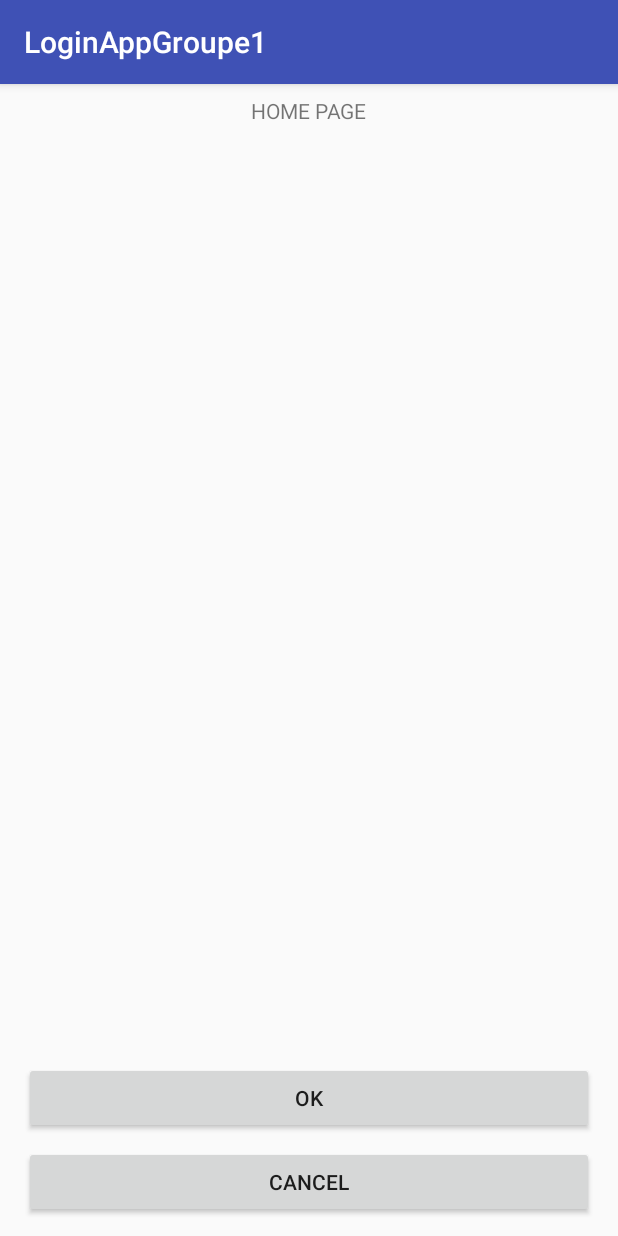
After one commit to AlonsoFloo/hetic2018h3, an Android app: the HomePageActivity screen opened directly, with no data from a screen before it, on a phone screen of 412 x 824 dp. The commit adds this screen. Run offline under Robolectric (Android 15) with nearby library versions, the phone set to English and light mode, and no system bars.

Commit message:
Fragment gestion

```diff
--- a/LoginAppGroupe1/app/build.gradle
+++ b/LoginAppGroupe1/app/build.gradle
@@ -24,9 +24,10 @@ android {
 
 dependencies {
     implementation fileTree(dir: 'libs', include: ['*.jar'])
-    implementation"org.jetbrains.kotlin:kotlin-stdlib-jre7:$kotlin_version"
+    implementation "org.jetbrains.kotlin:kotlin-stdlib-jre7:$kotlin_version"
     implementation 'com.android.support:appcompat-v7:27.1.1'
     implementation 'com.android.support.constraint:constraint-layout:1.1.0'
+    implementation 'com.android.support:support-v4:27.1.1'
     testImplementation 'junit:junit:4.12'
     androidTestImplementation 'com.android.support.test:runner:1.0.2'
     androidTestImplementation 'com.android.support.test.espresso:espresso-core:3.0.2'
--- a/LoginAppGroupe1/app/src/main/AndroidManifest.xml
+++ b/LoginAppGroupe1/app/src/main/AndroidManifest.xml
@@ -9,16 +9,16 @@
         android:roundIcon="@mipmap/ic_launcher_round"
         android:supportsRtl="true"
         android:theme="@style/AppTheme">
-
-        <activity android:name=".MainActivity"
+        <activity
+            android:name=".MainActivity"
             android:windowSoftInputMode="adjustPan">
-
             <intent-filter>
                 <action android:name="android.intent.action.MAIN" />
+
                 <category android:name="android.intent.category.LAUNCHER" />
             </intent-filter>
         </activity>
-
+        <activity android:name=".HomePageActivity"></activity>
     </application>
 
 </manifest>
--- /dev/null
+++ b/LoginAppGroupe1/app/src/main/java/com/neopixl/pushpixlapp/loginappgroupe1/HomePageActivity.kt
@@ -0,0 +1,47 @@
+package com.neopixl.pushpixlapp.loginappgroupe1
+
+import android.app.Activity
+import android.content.Intent
+import android.support.v7.app.AppCompatActivity
+import android.os.Bundle
+import kotlinx.android.synthetic.main.activity_home_page.*
+
+class HomePageActivity : AppCompatActivity(), YesNoListener {
+
+    override fun onCreate(savedInstanceState: Bundle?) {
+        super.onCreate(savedInstanceState)
+        setContentView(R.layout.activity_home_page)
+
+        val yesNoFragment = YesNoFragment.newInstance({ isOk ->
+            if (isOk) {
+                val informationToAnswer = Intent()
+                informationToAnswer.putExtra("email", "florian@neopixl.com")
+                setResult(Activity.RESULT_OK, informationToAnswer);
+            } else {
+                setResult(Activity.RESULT_CANCELED);
+            }
+            finish()
+        })
+
+        supportFragmentManager.beginTransaction()
+                .add(R.id.yesNoContainer, yesNoFragment)
+                //.addToBackStack("yesNo")
+                // remove || replace
+                .commit()
+
+
+
+        //YesNoFragment.newInstance(this)
+
+    }
+
+    override fun didTapOnOk() {
+
+    }
+
+    override fun didTapOnCancel() {
+
+    }
+
+
+}
--- a/LoginAppGroupe1/app/src/main/java/com/neopixl/pushpixlapp/loginappgroupe1/MainActivity.kt
+++ b/LoginAppGroupe1/app/src/main/java/com/neopixl/pushpixlapp/loginappgroupe1/MainActivity.kt
@@ -1,5 +1,7 @@
 package com.neopixl.pushpixlapp.loginappgroupe1
 
+import android.app.Activity
+import android.content.Intent
 import android.support.v7.app.AppCompatActivity
 import android.os.Bundle
 import android.support.v7.app.AlertDialog
@@ -33,6 +35,9 @@ class MainActivity : AppCompatActivity() {
             val color = getColor(R.color.green)
             helloText.setTextColor(color)
 
+            val intent = Intent(this, HomePageActivity::class.java)
+            startActivityForResult(intent, 99)
+
         } else {
             // Display error
             helloText.text = getString(R.string.error_empty)
@@ -55,4 +60,19 @@ class MainActivity : AppCompatActivity() {
             dialog.show()
         }
     }
+
+    override fun onActivityResult(requestCode: Int, resultCode: Int, data: Intent?) {
+        super.onActivityResult(requestCode, resultCode, data)
+
+        if (requestCode == 99) {
+            if (resultCode == Activity.RESULT_OK) {
+                Toast.makeText(this, "RESULT OK", Toast.LENGTH_SHORT).show()
+
+                if (data != null) {
+                    val email: String = data.extras.getString("email")
+                    emailEditText.setText(email)
+                }
+            }
+        }
+    }
 }
--- /dev/null
+++ b/LoginAppGroupe1/app/src/main/java/com/neopixl/pushpixlapp/loginappgroupe1/YesNoFragment.kt
@@ -0,0 +1,69 @@
+package com.neopixl.pushpixlapp.loginappgroupe1
+
+
+import android.os.Bundle
+import android.support.v4.app.Fragment
+import android.view.LayoutInflater
+import android.view.View
+import android.view.ViewGroup
+import android.widget.Button
+
+/**
+ * A simple [Fragment] subclass.
+ *
+ */
+class YesNoFragment : Fragment() {
+
+    companion object {
+        @JvmStatic
+        fun newInstance(callback: (Boolean) -> Unit) =
+                YesNoFragment().apply {
+                    this.callback = callback
+                    arguments = Bundle().apply {
+                    }
+                }
+
+        @JvmStatic
+        fun newInstance(listener: YesNoListener) =
+                YesNoFragment().apply {
+                    this.listener = listener
+                    arguments = Bundle().apply {
+                    }
+                }
+    }
+
+    lateinit var callback: (Boolean) -> Unit
+    var listener: YesNoListener? = null
+
+    override fun onCreateView(inflater: LayoutInflater, container: ViewGroup?,
+                              savedInstanceState: Bundle?): View? {
+        // Inflate the layout for this fragment
+        return inflater.inflate(R.layout.fragment_yes_no, container, false)
+    }
+
+    override fun onStart() {
+        super.onStart()
+
+        val okButton = this.view?.findViewById<Button>(R.id.okButton)
+        val notOkButton = this.view?.findViewById<Button>(R.id.notOkButton)
+
+
+        okButton?.setOnClickListener {
+            // USER IS OK
+            callback(true)
+            if (listener != null) {
+                listener?.didTapOnOk()
+            }
+        }
+        notOkButton?.setOnClickListener {
+            // USER IS NOT OK
+            callback(false)
+            if (listener != null) {
+                listener?.didTapOnCancel()
+            }
+        }
+    }
+
+
+
+}
--- /dev/null
+++ b/LoginAppGroupe1/app/src/main/java/com/neopixl/pushpixlapp/loginappgroupe1/YesNoListener.kt
@@ -0,0 +1,11 @@
+package com.neopixl.pushpixlapp.loginappgroupe1
+
+
+/**
+ * Created by Florian ALONSO on 5/3/18.
+ * For Neopixl
+ */
+public interface YesNoListener {
+    fun didTapOnOk()
+    fun didTapOnCancel()
+}
--- /dev/null
+++ b/LoginAppGroupe1/app/src/main/res/layout/activity_home_page.xml
@@ -0,0 +1,34 @@
+<?xml version="1.0" encoding="utf-8"?>
+<android.support.constraint.ConstraintLayout xmlns:android="http://schemas.android.com/apk/res/android"
+    xmlns:app="http://schemas.android.com/apk/res-auto"
+    xmlns:tools="http://schemas.android.com/tools"
+    android:layout_width="match_parent"
+    android:layout_height="match_parent"
+    tools:context=".HomePageActivity">
+
+    <TextView
+        android:id="@+id/textView"
+        android:layout_width="wrap_content"
+        android:layout_height="wrap_content"
+        android:layout_marginEnd="8dp"
+        android:layout_marginStart="8dp"
+        android:layout_marginTop="8dp"
+        android:text="HOME PAGE"
+        app:layout_constraintEnd_toEndOf="parent"
+        app:layout_constraintStart_toStartOf="parent"
+        app:layout_constraintTop_toTopOf="parent" />
+
+    <FrameLayout
+        android:id="@+id/yesNoContainer"
+        android:layout_width="0dp"
+        android:layout_height="wrap_content"
+        android:layout_marginBottom="4dp"
+        android:layout_marginEnd="8dp"
+        android:layout_marginStart="8dp"
+        app:layout_constraintBottom_toBottomOf="parent"
+        app:layout_constraintEnd_toEndOf="parent"
+        app:layout_constraintStart_toStartOf="parent">
+
+    </FrameLayout>
+
+</android.support.constraint.ConstraintLayout>
--- /dev/null
+++ b/LoginAppGroupe1/app/src/main/res/layout/fragment_yes_no.xml
@@ -0,0 +1,32 @@
+<?xml version="1.0" encoding="utf-8"?>
+<android.support.constraint.ConstraintLayout xmlns:android="http://schemas.android.com/apk/res/android"
+    xmlns:app="http://schemas.android.com/apk/res-auto"
+    xmlns:tools="http://schemas.android.com/tools"
+    android:layout_width="match_parent"
+    android:layout_height="match_parent"
+    tools:context=".YesNoFragment">
+
+    <Button
+        android:id="@+id/okButton"
+        android:layout_width="0dp"
+        android:layout_height="wrap_content"
+        android:layout_marginBottom="8dp"
+        android:layout_marginEnd="8dp"
+        android:layout_marginStart="8dp"
+        android:text="OK"
+        app:layout_constraintBottom_toTopOf="@+id/notOkButton"
+        app:layout_constraintEnd_toEndOf="parent"
+        app:layout_constraintStart_toStartOf="parent" />
+
+    <Button
+        android:id="@+id/notOkButton"
+        android:layout_width="0dp"
+        android:layout_height="wrap_content"
+        android:layout_marginBottom="8dp"
+        android:layout_marginEnd="8dp"
+        android:layout_marginStart="8dp"
+        android:text="CANCEL"
+        app:layout_constraintBottom_toBottomOf="parent"
+        app:layout_constraintEnd_toEndOf="parent"
+        app:layout_constraintStart_toStartOf="parent" />
+</android.support.constraint.ConstraintLayout>
--- a/LoginAppGroupe1/app/src/main/res/values/strings.xml
+++ b/LoginAppGroupe1/app/src/main/res/values/strings.xml
@@ -6,4 +6,7 @@
     <string name="login_button">Connexion</string>
     <string name="error_empty">CHAMPS VIDE</string>
     <string name="success">YOUPIE !</string>
+
+    <!-- TODO: Remove or change this placeholder text -->
+    <string name="hello_blank_fragment">Hello blank fragment</string>
 </resources>
```
